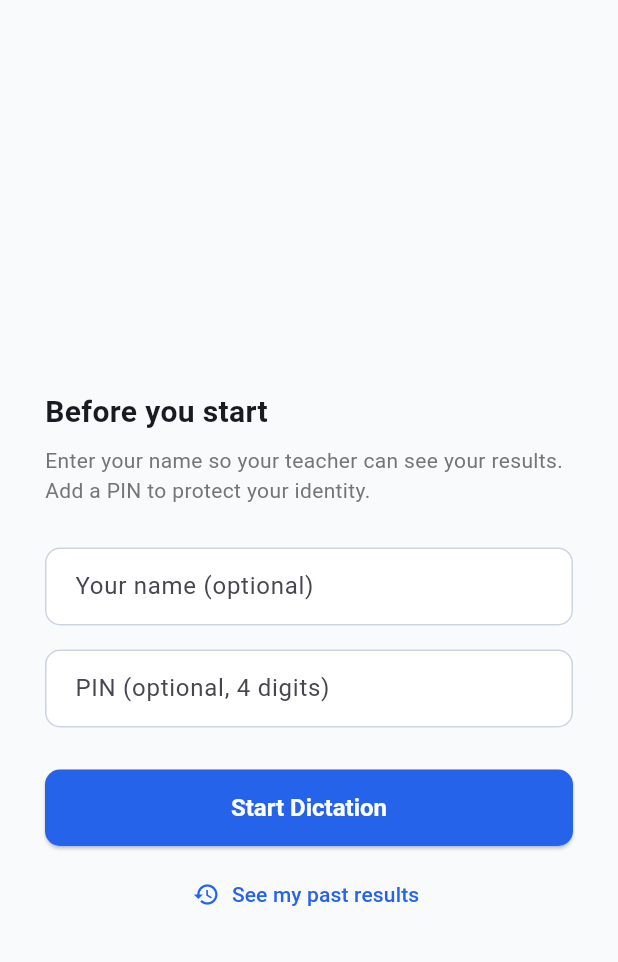
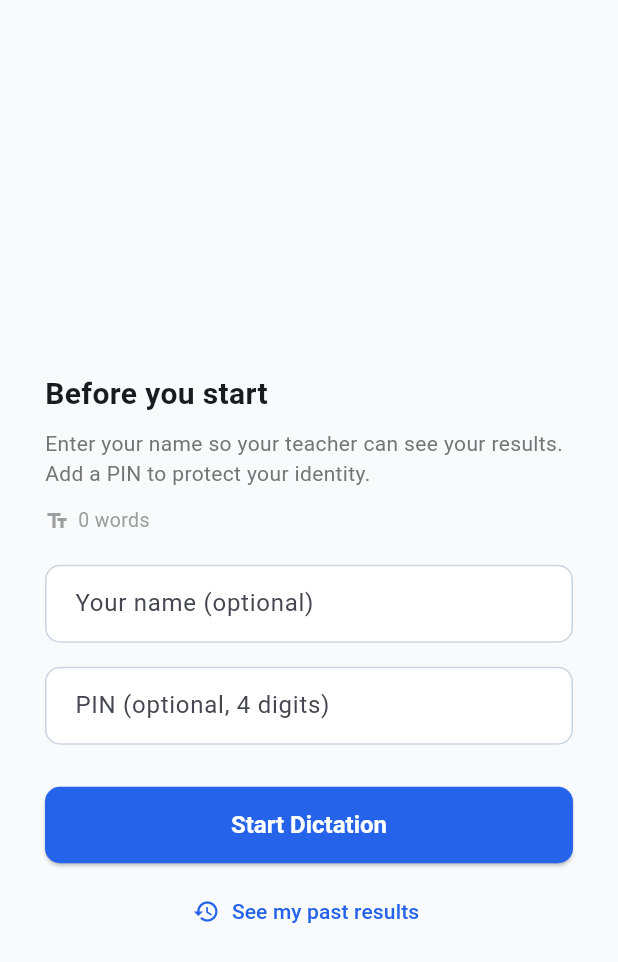
Before and after one commit to iwozere/e-dictation, a Flutter app: the _IdentityPanel screen opened directly with empty values, on a phone screen of 412 x 824 dp. Shown: the top 962 px of the screen. Run offline on Flutter 3.47's test engine with Material 3 defaults, Android fonts, the phone set to English and light mode, and no system bars; our stand-ins replace flutter_riverpod, go_router, image_picker, just_audio, shared_preferences, supabase_flutter; accounts and stored records are empty; network calls fail; statements that could not run were skipped.

Commit message:
german and swiss german: ss vs hard s.

```diff
--- a/lib/features/attempts/presentation/widgets/attempt_breakdown.dart
+++ b/lib/features/attempts/presentation/widgets/attempt_breakdown.dart
@@ -83,4 +83,4 @@ class AttemptBreakdown extends StatelessWidget {
 }
 
 String _normalize(String s) =>
-    s.toLowerCase().replaceAll(RegExp(r'[^\w\s]'), '').trim();
+    s.toLowerCase().replaceAll('ß', 'ss').replaceAll(RegExp(r'[^\w\s]'), '').trim();
--- a/lib/features/attempts/presentation/widgets/student_results_view.dart
+++ b/lib/features/attempts/presentation/widgets/student_results_view.dart
@@ -263,4 +263,4 @@ class _DiffDisplay extends StatelessWidget {
 }
 
 String _normalize(String s) =>
-    s.toLowerCase().replaceAll(RegExp(r'[^\w\s]'), '').trim();
+    s.toLowerCase().replaceAll('ß', 'ss').replaceAll(RegExp(r'[^\w\s]'), '').trim();
--- a/lib/features/player/presentation/screens/player_screen.dart
+++ b/lib/features/player/presentation/screens/player_screen.dart
@@ -215,6 +215,7 @@ class _PlayerScreenState extends ConsumerState<PlayerScreen> {
         if (_isStudentView && !_identityConfirmed) {
           return _IdentityPanel(
             dictationTitle: dictation.title,
+            wordCount: dictation.wordCount,
             initialName: _studentName,
             onConfirm: _confirmIdentity,
           );
@@ -356,11 +357,13 @@ class _PlayerScreenState extends ConsumerState<PlayerScreen> {
 class _IdentityPanel extends StatefulWidget {
   const _IdentityPanel({
     required this.dictationTitle,
+    required this.wordCount,
     this.initialName,
     required this.onConfirm,
   });
 
   final String dictationTitle;
+  final int wordCount;
   final String? initialName;
   final Future<void> Function(String? name, String? pinHash) onConfirm;
 
@@ -419,7 +422,20 @@ class _IdentityPanelState extends State<_IdentityPanel> {
                   'Add a PIN to protect your identity.',
                   style: TextStyle(color: Colors.grey[600], fontSize: 14),
                 ),
-                const SizedBox(height: 28),
+                const SizedBox(height: 12),
+                Row(
+                  children: [
+                    Icon(Icons.text_fields,
+                        size: 16, color: Colors.grey[500]),
+                    const SizedBox(width: 6),
+                    Text(
+                      '${widget.wordCount} words',
+                      style:
+                          TextStyle(color: Colors.grey[500], fontSize: 13),
+                    ),
+                  ],
+                ),
+                const SizedBox(height: 20),
                 TextField(
                   controller: _nameCtrl,
                   decoration: const InputDecoration(
@@ -539,7 +555,7 @@ class _TypingPanel extends StatelessWidget {
 }
 
 String _normalize(String s) =>
-    s.toLowerCase().replaceAll(RegExp(r'[^\w\s]'), '').trim();
+    s.toLowerCase().replaceAll('ß', 'ss').replaceAll(RegExp(r'[^\w\s]'), '').trim();
 
 // ---------------------------------------------------------------------------
 // Speed / Pause rows
```
